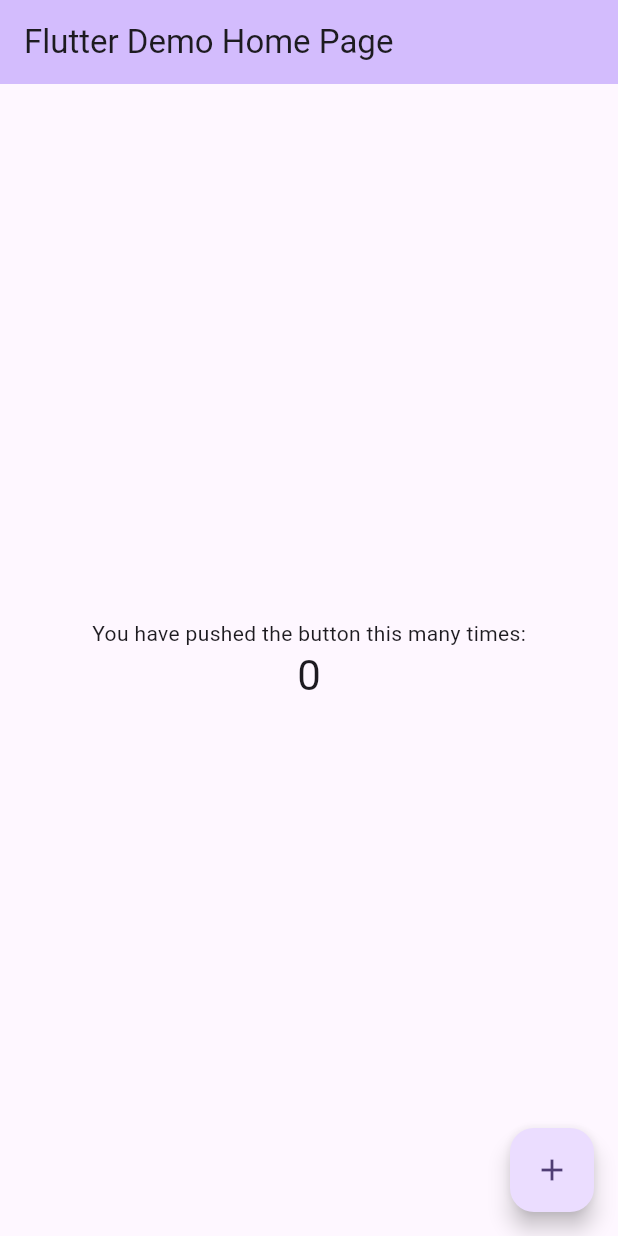
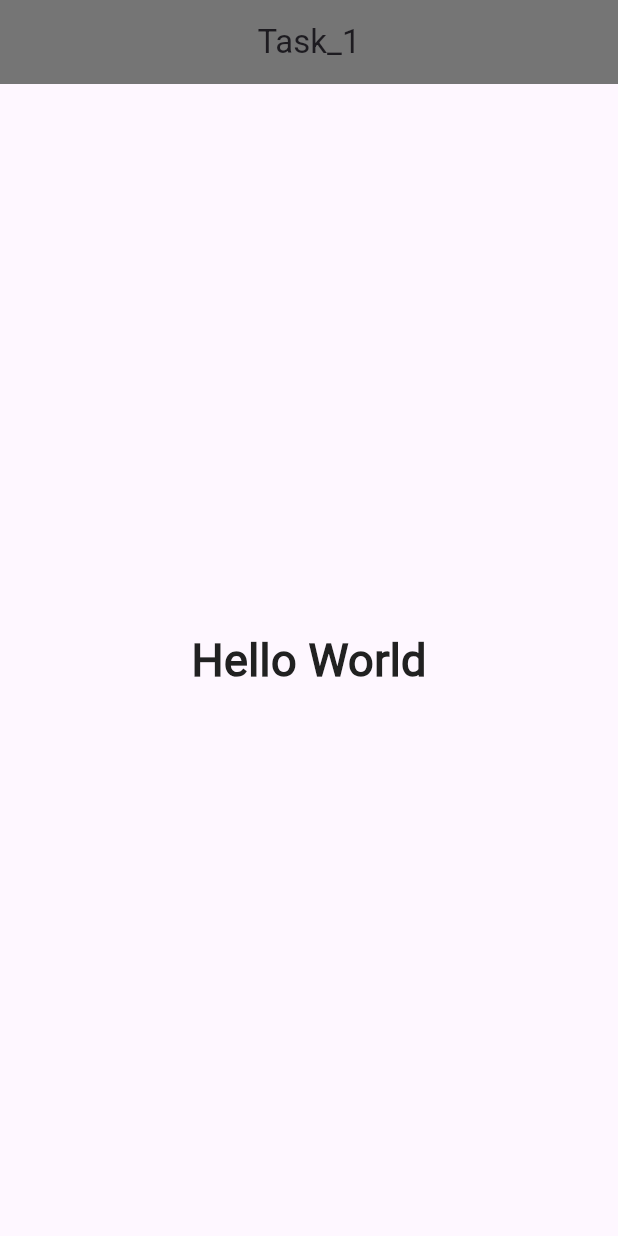
Before and after one commit to lamyea-salma016/Flutter-Task-Tracker, a Flutter app: the screen it shows after launch, on a phone screen of 412 x 824 dp. Run offline on Flutter 3.47's test engine with Material 3 defaults, Android fonts, the phone set to English and light mode, and no system bars; Roboto replaces fonts that are missing (Poppins).

Commit message:
1st problem

```diff
--- a/lib/main.dart
+++ b/lib/main.dart
@@ -1,4 +1,6 @@
 import 'package:flutter/material.dart';
+import 'task_1.dart';
+import 'theme_color.dart';
 
 void main() {
   runApp(const MyApp());
@@ -7,116 +9,16 @@ void main() {
 class MyApp extends StatelessWidget {
   const MyApp({super.key});
 
-  // This widget is the root of your application.
   @override
   Widget build(BuildContext context) {
     return MaterialApp(
-      title: 'Flutter Demo',
+      debugShowCheckedModeBanner: false,
       theme: ThemeData(
-        // This is the theme of your application.
-        //
-        // TRY THIS: Try running your application with "flutter run". You'll see
-        // the application has a purple toolbar. Then, without quitting the app,
-        // try changing the seedColor in the colorScheme below to Colors.green
-        // and then invoke "hot reload" (save your changes or press the "hot
-        // reload" button in a Flutter-supported IDE, or press "r" if you used
-        // the command line to start the app).
-        //
-        // Notice that the counter didn't reset back to zero; the application
-        // state is not lost during the reload. To reset the state, use hot
-        // restart instead.
-        //
-        // This works for code too, not just values: Most code changes can be
-        // tested with just a hot reload.
-        colorScheme: ColorScheme.fromSeed(seedColor: Colors.deepPurple),
+        primarySwatch: Colors.blue,
+        fontFamily: 'Poppins',
       ),
-      home: const MyHomePage(title: 'Flutter Demo Home Page'),
+
+      home: const Task_1(),
     );
   }
 }
-
-class MyHomePage extends StatefulWidget {
-  const MyHomePage({super.key, required this.title});
-
-  // This widget is the home page of your application. It is stateful, meaning
-  // that it has a State object (defined below) that contains fields that affect
-  // how it looks.
-
-  // This class is the configuration for the state. It holds the values (in this
-  // case the title) provided by the parent (in this case the App widget) and
-  // used by the build method of the State. Fields in a Widget subclass are
-  // always marked "final".
-
-  final String title;
-
-  @override
-  State<MyHomePage> createState() => _MyHomePageState();
-}
-
-class _MyHomePageState extends State<MyHomePage> {
-  int _counter = 0;
-
-  void _incrementCounter() {
-    setState(() {
-      // This call to setState tells the Flutter framework that something has
-      // changed in this State, which causes it to rerun the build method below
-      // so that the display can reflect the updated values. If we changed
-      // _counter without calling setState(), then the build method would not be
-      // called again, and so nothing would appear to happen.
-      _counter++;
-    });
-  }
-
-  @override
-  Widget build(BuildContext context) {
-    // This method is rerun every time setState is called, for instance as done
-    // by the _incrementCounter method above.
-    //
-    // The Flutter framework has been optimized to make rerunning build methods
-    // fast, so that you can just rebuild anything that needs updating rather
-    // than having to individually change instances of widgets.
-    return Scaffold(
-      appBar: AppBar(
-        // TRY THIS: Try changing the color here to a specific color (to
-        // Colors.amber, perhaps?) and trigger a hot reload to see the AppBar
-        // change color while the other colors stay the same.
-        backgroundColor: Theme.of(context).colorScheme.inversePrimary,
-        // Here we take the value from the MyHomePage object that was created by
-        // the App.build method, and use it to set our appbar title.
-        title: Text(widget.title),
-      ),
-      body: Center(
-        // Center is a layout widget. It takes a single child and positions it
-        // in the middle of the parent.
-        child: Column(
-          // Column is also a layout widget. It takes a list of children and
-          // arranges them vertically. By default, it sizes itself to fit its
-          // children horizontally, and tries to be as tall as its parent.
-          //
-          // Column has various properties to control how it sizes itself and
-          // how it positions its children. Here we use mainAxisAlignment to
-          // center the children vertically; the main axis here is the vertical
-          // axis because Columns are vertical (the cross axis would be
-          // horizontal).
-          //
-          // TRY THIS: Invoke "debug painting" (choose the "Toggle Debug Paint"
-          // action in the IDE, or press "p" in the console), to see the
-          // wireframe for each widget.
-          mainAxisAlignment: MainAxisAlignment.center,
-          children: <Widget>[
-            const Text('You have pushed the button this many times:'),
-            Text(
-              '$_counter',
-              style: Theme.of(context).textTheme.headlineMedium,
-            ),
-          ],
-        ),
-      ),
-      floatingActionButton: FloatingActionButton(
-        onPressed: _incrementCounter,
-        tooltip: 'Increment',
-        child: const Icon(Icons.add),
-      ), // This trailing comma makes auto-formatting nicer for build methods.
-    );
-  }
-}
--- /dev/null
+++ b/lib/task_1.dart
@@ -0,0 +1,27 @@
+import 'package:flutter/material.dart';
+import 'theme_color.dart';
+
+class Task_1 extends StatelessWidget {
+  const Task_1({super.key});
+
+  @override
+  Widget build(BuildContext context) {
+    return Scaffold(
+      appBar: AppBar(
+        title: const Center(child: Text("Task_1")),
+        backgroundColor: AppColors. lightText ,
+      ),
+      body: Center(
+        child: Text(
+          "Hello World",
+          style: TextStyle(
+            fontFamily: 'Roboto',
+            fontSize: 30,
+            color: AppColors.darkText,
+            fontWeight: FontWeight.bold,
+          ),
+        ),
+      ),
+    );
+  }
+}
--- /dev/null
+++ b/lib/theme_color.dart
@@ -0,0 +1,18 @@
+import 'package:flutter/material.dart';
+
+class AppColors {
+  static const Color primary = Color(0xFF1E88E5);
+  static const Color secondary = Color(0xFFFBC02D);
+  static const Color accent = Color(0xFF8E24AA);
+
+  static const Color background = Color(0xFFF5F5F5);
+  static const Color surface = Color(0xFFFFFFFF);
+
+  static const Color success = Color(0xFF43A047);
+  static const Color warning = Color(0xFFFFA726);
+  static const Color error = Color(0xFFD32F2F);
+  static const Color info = Color(0xFF29B6F6);
+
+  static const Color darkText = Color(0xFF212121);
+  static const Color lightText = Color(0xFF757575);
+}
```
Also changed, not shown: pubspec.yaml (+4 -4 lines), fonts/Roboto-Regular.ttf (added).
